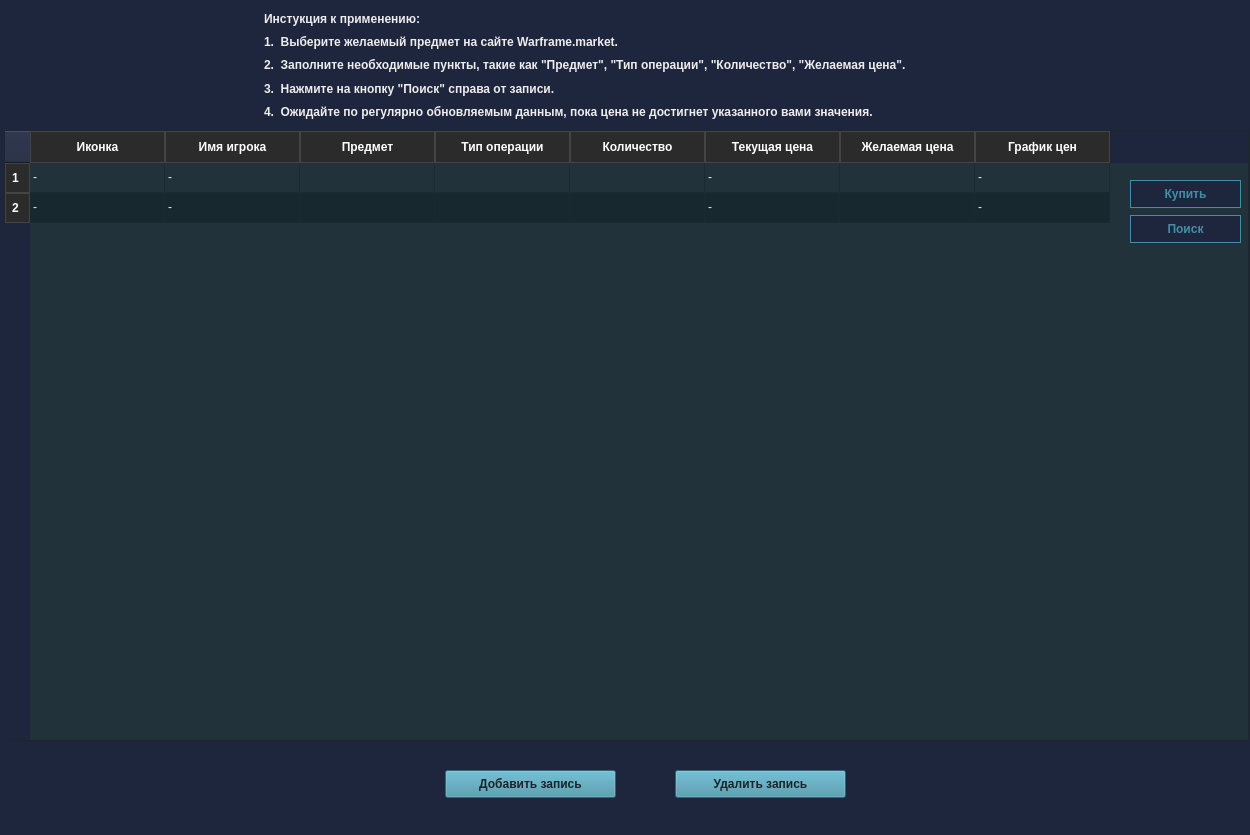
Old version of the form main_gui.ui in the repository Tenebrea/warframe-market-parser.
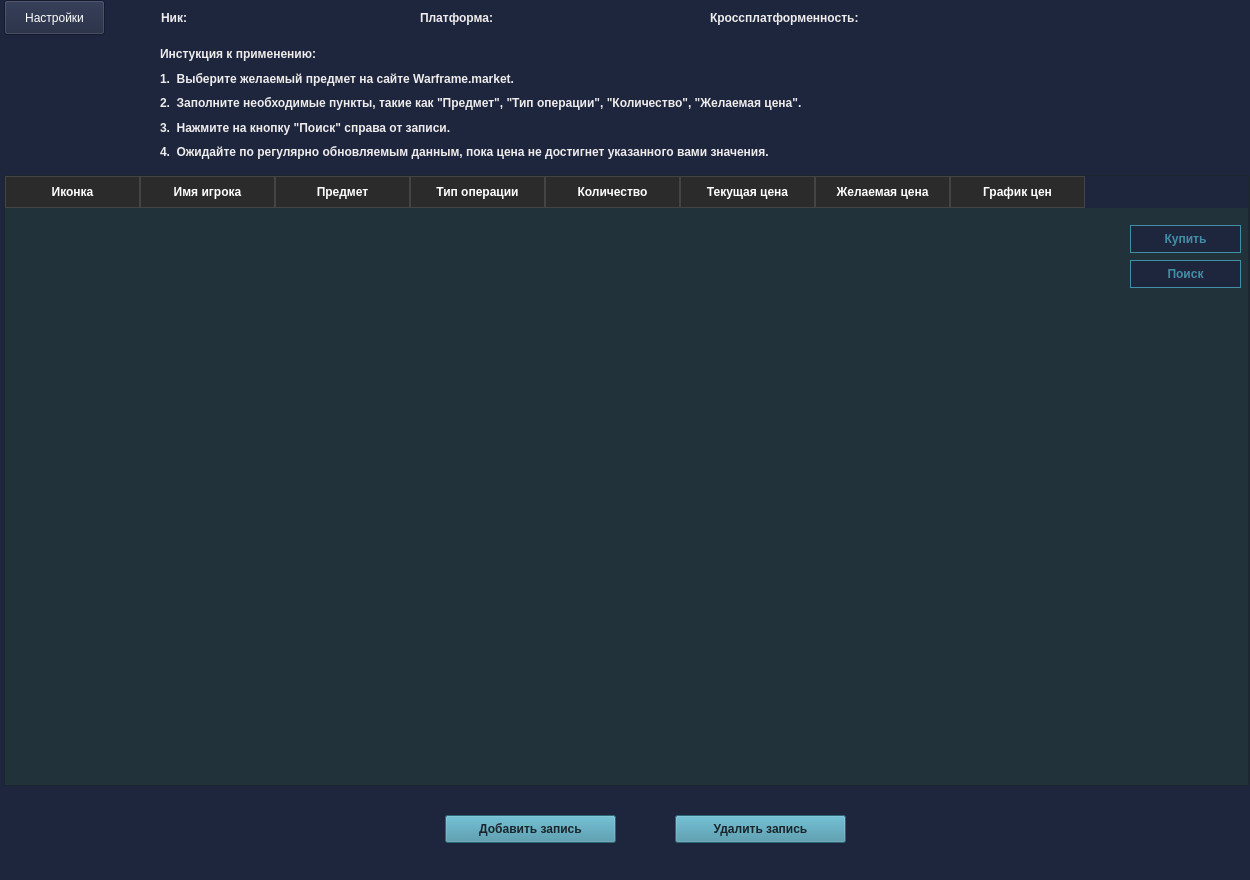
New version of the form. Icons and pictures are not drawn.

Commit message:
prototype (add settings)
upd. interface: object's sizes and positions.
add the settings module: settings window, labels for display settings.
add the try/catch for functions.

What changed in the file:
```diff
--- a/main_gui.ui
+++ b/main_gui.ui
@@ -7,9 +7,27 @@
     <x>0</x>
     <y>0</y>
     <width>1250</width>
-    <height>835</height>
+    <height>880</height>
    </rect>
   </property>
+  <property name="sizePolicy">
+   <sizepolicy hsizetype="Fixed" vsizetype="Fixed">
+    <horstretch>0</horstretch>
+    <verstretch>0</verstretch>
+   </sizepolicy>
+  </property>
+  <property name="minimumSize">
+   <size>
+    <width>1250</width>
+    <height>880</height>
+   </size>
+  </property>
+  <property name="maximumSize">
+   <size>
+    <width>1250</width>
+    <height>880</height>
+   </size>
+  </property>
   <property name="windowTitle">
    <string>WarframeParser</string>
   </property>
@@ -27,7 +45,7 @@
     <property name="geometry">
      <rect>
       <x>4</x>
-      <y>130</y>
+      <y>175</y>
       <width>1245</width>
       <height>611</height>
      </rect>
@@ -90,7 +108,7 @@
      <bool>true</bool>
     </property>
     <property name="rowCount">
-     <number>2</number>
+     <number>0</number>
     </property>
     <property name="columnCount">
      <number>8</number>
@@ -101,8 +119,6 @@
     <attribute name="horizontalHeaderDefaultSectionSize">
      <number>135</number>
     </attribute>
-    <row/>
-    <row/>
     <column>
      <property name="text">
       <string>Иконка</string>
@@ -155,92 +171,12 @@
       <string>График цен</string>
      </property>
     </column>
-    <item row="0" column="0">
-     <property name="text">
-      <string>-</string>
-     </property>
-    </item>
-    <item row="0" column="1">
-     <property name="text">
-      <string>-</string>
-     </property>
-    </item>
-    <item row="0" column="2">
-     <property name="text">
-      <string/>
-     </property>
-    </item>
-    <item row="0" column="3">
-     <property name="text">
-      <string/>
-     </property>
-    </item>
-    <item row="0" column="4">
-     <property name="text">
-      <string/>
-     </property>
-    </item>
-    <item row="0" column="5">
-     <property name="text">
-      <string>-</string>
-     </property>
-    </item>
-    <item row="0" column="6">
-     <property name="text">
-      <string/>
-     </property>
-    </item>
-    <item row="0" column="7">
-     <property name="text">
-      <string>-</string>
-     </property>
-    </item>
-    <item row="1" column="0">
-     <property name="text">
-      <string>-</string>
-     </property>
-    </item>
-    <item row="1" column="1">
-     <property name="text">
-      <string>-</string>
-     </property>
-    </item>
-    <item row="1" column="2">
-     <property name="text">
-      <string/>
-     </property>
-    </item>
-    <item row="1" column="3">
-     <property name="text">
-      <string/>
-     </property>
-    </item>
-    <item row="1" column="4">
-     <property name="text">
-      <string/>
-     </property>
-    </item>
-    <item row="1" column="5">
-     <property name="text">
-      <string>-</string>
-     </property>
-    </item>
-    <item row="1" column="6">
-     <property name="text">
-      <string/>
-     </property>
-    </item>
-    <item row="1" column="7">
-     <property name="text">
-      <string>-</string>
-     </property>
-    </item>
    </widget>
    <widget class="QPushButton" name="add_btn">
     <property name="geometry">
      <rect>
       <x>445</x>
-      <y>770</y>
+      <y>815</y>
       <width>171</width>
       <height>28</height>
      </rect>
@@ -262,7 +198,7 @@
     <property name="geometry">
      <rect>
       <x>675</x>
-      <y>770</y>
+      <y>815</y>
       <width>171</width>
       <height>28</height>
      </rect>
@@ -284,7 +220,7 @@
     <property name="geometry">
      <rect>
       <x>1130</x>
-      <y>180</y>
+      <y>225</y>
       <width>111</width>
       <height>28</height>
      </rect>
@@ -315,7 +251,7 @@
     <property name="geometry">
      <rect>
       <x>1130</x>
-      <y>215</y>
+      <y>260</y>
       <width>111</width>
       <height>28</height>
      </rect>
@@ -343,33 +279,23 @@
    <widget class="QWidget" name="layoutWidget">
     <property name="geometry">
      <rect>
-      <x>1</x>
+      <x>160</x>
       <y>0</y>
-      <width>1238</width>
-      <height>130</height>
+      <width>801</width>
+      <height>171</height>
      </rect>
     </property>
     <layout class="QHBoxLayout" name="horizontalLayout">
      <property name="topMargin">
-      <number>10</number>
+      <number>45</number>
      </property>
      <property name="bottomMargin">
       <number>10</number>
      </property>
-     <item>
-      <widget class="QLabel" name="logo_label">
-       <property name="enabled">
-        <bool>true</bool>
-       </property>
-       <property name="text">
-        <string>&lt;html&gt;&lt;head/&gt;&lt;body&gt;&lt;p&gt;&lt;img src=&quot;:/icons/warf_parser_ic_big_imresizer.png&quot;/&gt;&lt;/p&gt;&lt;/body&gt;&lt;/html&gt;</string>
-       </property>
-      </widget>
-     </item>
      <item>
       <layout class="QVBoxLayout" name="verticalLayout">
        <property name="rightMargin">
-        <number>70</number>
+        <number>5</number>
        </property>
        <item>
         <widget class="QLabel" name="label">
@@ -428,25 +354,170 @@
        </item>
       </layout>
      </item>
-     <item>
-      <widget class="QLabel" name="market_logo_label">
-       <property name="text">
-        <string>&lt;a href=&quot;https://warframe.market/&quot;&gt;
+    </layout>
+   </widget>
+   <widget class="QLabel" name="market_logo_label">
+    <property name="geometry">
+     <rect>
+      <x>965</x>
+      <y>60</y>
+      <width>270</width>
+      <height>71</height>
+     </rect>
+    </property>
+    <property name="text">
+     <string>&lt;a href=&quot;https://warframe.market/&quot;&gt;
     &lt;img src=&quot;:/icons/wf_market_logo.png&quot;&gt;
 &lt;/a&gt;</string>
-       </property>
-       <property name="margin">
-        <number>0</number>
-       </property>
-       <property name="openExternalLinks">
-        <bool>true</bool>
-       </property>
-      </widget>
-     </item>
-    </layout>
+    </property>
+    <property name="margin">
+     <number>0</number>
+    </property>
+    <property name="openExternalLinks">
+     <bool>true</bool>
+    </property>
+   </widget>
+   <widget class="QLabel" name="logo_label">
+    <property name="enabled">
+     <bool>true</bool>
+    </property>
+    <property name="geometry">
+     <rect>
+      <x>4</x>
+      <y>52</y>
+      <width>151</width>
+      <height>110</height>
+     </rect>
+    </property>
+    <property name="text">
+     <string>&lt;html&gt;&lt;head/&gt;&lt;body&gt;&lt;p&gt;&lt;img src=&quot;:/icons/warf_parser_ic_big_imresizer.png&quot;/&gt;&lt;/p&gt;&lt;/body&gt;&lt;/html&gt;</string>
+    </property>
+   </widget>
+   <widget class="QPushButton" name="settings_btn">
+    <property name="geometry">
+     <rect>
+      <x>4</x>
+      <y>0</y>
+      <width>101</width>
+      <height>35</height>
+     </rect>
+    </property>
+    <property name="text">
+     <string>Настройки</string>
+    </property>
+    <property name="icon">
+     <iconset>
+      <normaloff>:/icons/settings_24dp_E3E3E3_FILL0_wght400_GRAD0_opsz24.svg</normaloff>:/icons/settings_24dp_E3E3E3_FILL0_wght400_GRAD0_opsz24.svg</iconset>
+    </property>
+   </widget>
+   <widget class="QLabel" name="lbl_name">
+    <property name="geometry">
+     <rect>
+      <x>161</x>
+      <y>0</y>
+      <width>55</width>
+      <height>35</height>
+     </rect>
+    </property>
+    <property name="styleSheet">
+     <string notr="true">color: #efecec;
+font-weight: bold;</string>
+    </property>
+    <property name="text">
+     <string>Ник:</string>
+    </property>
+   </widget>
+   <widget class="QLabel" name="lbl_current_name">
+    <property name="geometry">
+     <rect>
+      <x>222</x>
+      <y>0</y>
+      <width>131</width>
+      <height>35</height>
+     </rect>
+    </property>
+    <property name="styleSheet">
+     <string notr="true">color: #efecec;
+font-weight: bold;</string>
+    </property>
+    <property name="text">
+     <string/>
+    </property>
+   </widget>
+   <widget class="QLabel" name="lbl_platform">
+    <property name="geometry">
+     <rect>
+      <x>420</x>
+      <y>0</y>
+      <width>91</width>
+      <height>35</height>
+     </rect>
+    </property>
+    <property name="styleSheet">
+     <string notr="true">color: #efecec;
+font-weight: bold;</string>
+    </property>
+    <property name="text">
+     <string>Платформа:</string>
+    </property>
+   </widget>
+   <widget class="QLabel" name="lbl_current_platform">
+    <property name="geometry">
+     <rect>
+      <x>520</x>
+      <y>0</y>
+      <width>101</width>
+      <height>35</height>
+     </rect>
+    </property>
+    <property name="styleSheet">
+     <string notr="true">color: #efecec;
+font-weight: bold;</string>
+    </property>
+    <property name="text">
+     <string/>
+    </property>
+   </widget>
+   <widget class="QLabel" name="lbl_crossplat">
+    <property name="geometry">
+     <rect>
+      <x>710</x>
+      <y>0</y>
+      <width>171</width>
+      <height>35</height>
+     </rect>
+    </property>
+    <property name="styleSheet">
+     <string notr="true">color: #efecec;
+font-weight: bold;</string>
+    </property>
+    <property name="text">
+     <string>Кроссплатформенность:</string>
+    </property>
+   </widget>
+   <widget class="QLabel" name="lbl_current_crossplat">
+    <property name="geometry">
+     <rect>
+      <x>887</x>
+      <y>0</y>
+      <width>71</width>
+      <height>35</height>
+     </rect>
+    </property>
+    <property name="styleSheet">
+     <string notr="true">color: #efecec;
+font-weight: bold;</string>
+    </property>
+    <property name="text">
+     <string/>
+    </property>
    </widget>
   </widget>
-  <widget class="QStatusBar" name="statusbar"/>
+  <action name="actionactionSettings">
+   <property name="text">
+    <string>actionSettings</string>
+   </property>
+  </action>
  </widget>
  <resources>
   <include location="icons/res-icon.qrc"/>
```
Left out of the diff: 12 changed lines with no effect on the pictures. The commit also changes 6 other files.
